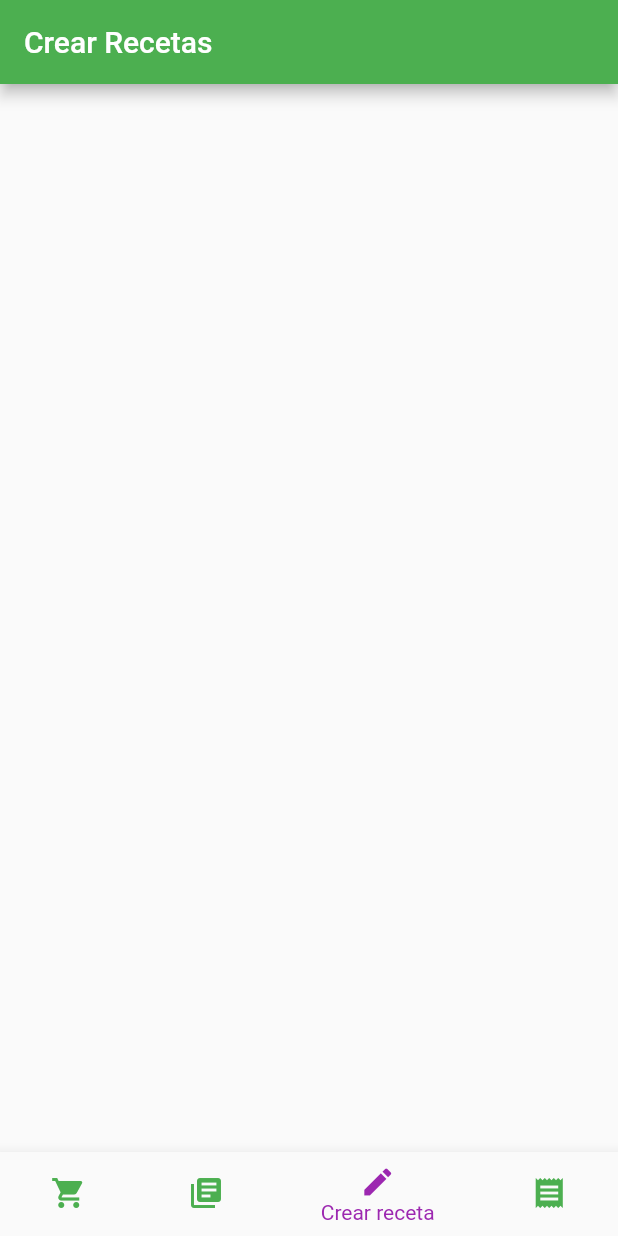
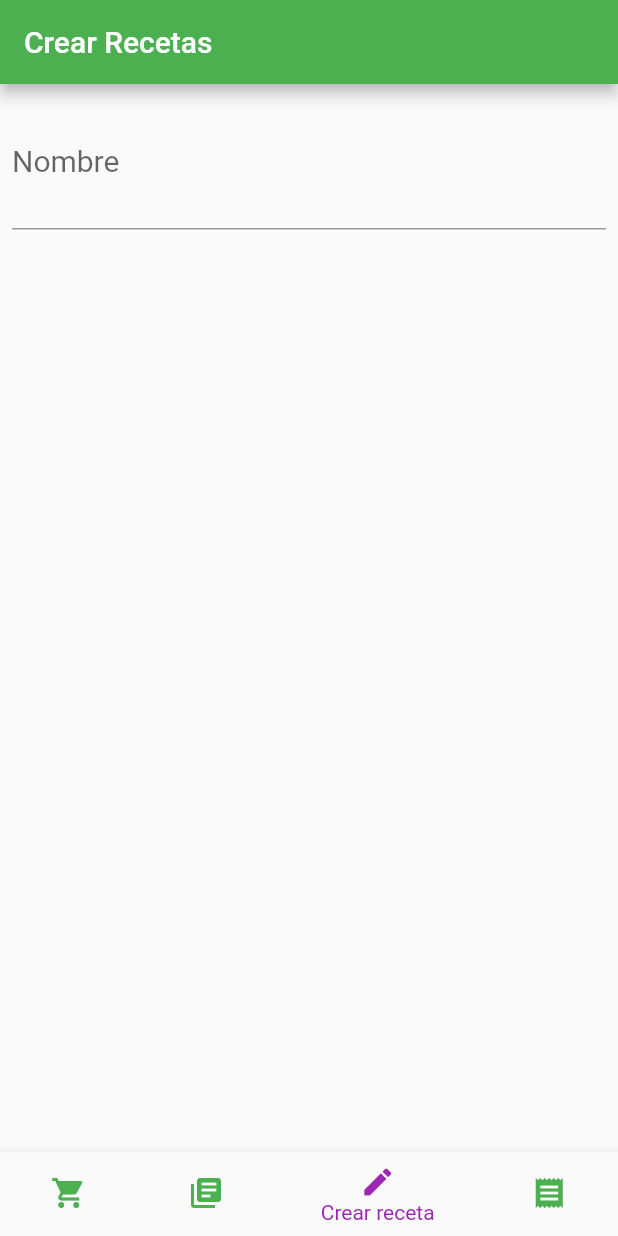
Before and after one commit to Migue28/in-my-list, a Flutter app: the screen it shows after launch, item 3 of the bottom bar chosen, on a phone screen of 412 x 824 dp. Run offline on Flutter 3.47's test engine with Material 2 defaults, Android fonts, the phone set to English and light mode, and no system bars.

Commit message:
Form en Crear recetascreen agregado

```diff
--- a/lib/providers/recetas.dart
+++ b/lib/providers/recetas.dart
@@ -55,7 +55,9 @@ class Recetas with ChangeNotifier {
   //retorna el total de recetas
   int get totalRecetas => _recetas.length;
 
+  //retorna la cantidad de ingredientes de cada receta
   int cantidadIngredientes(String id) {
+
     int cantidad = 0;
     int index;
 
--- a/lib/screens/compras-screen.dart
+++ b/lib/screens/compras-anteriores-screen.dart
@@ -1,10 +1,10 @@
 import 'package:flutter/material.dart';
 
 class ComprasAnterioresScreen extends StatelessWidget {
+  const ComprasAnterioresScreen({Key key}) : super(key: key);
+
   @override
   Widget build(BuildContext context) {
-    return Container(
-
-    );
+    return Container();
   }
 }
--- a/lib/screens/control-screen.dart
+++ b/lib/screens/control-screen.dart
@@ -3,7 +3,7 @@ import 'package:flutter/material.dart';
 import '../screens/lista-compras-screen.dart';
 import '../screens/recetas-screen.dart';
 import '../screens/crear-recetas-screen.dart';
-import '../screens/compras-screen.dart';
+import '../screens/compras-anteriores-screen.dart';
 
 class ControlScreen extends StatefulWidget {
   @override
@@ -12,10 +12,18 @@ class ControlScreen extends StatefulWidget {
 
 class ControlScreenState extends State<ControlScreen> {
   List<Widget> _widgetOption = [
-    ListaComprasScreen(),
-    RecetasScreen(),
-    CrearRecetasScreen(),
-    ComprasAnterioresScreen(),
+    ListaComprasScreen(
+      key: PageStorageKey('Lista de Compras'),
+    ),
+    RecetasScreen(
+      key: PageStorageKey('Recetas'),
+    ),
+    CrearRecetasScreen(
+      key: PageStorageKey('Crear recetas'),
+    ),
+    ComprasAnterioresScreen(
+      key: PageStorageKey('Compras anteriores'),
+    ),
   ];
 
   int _selectedIndex = 0;
--- a/lib/screens/crear-recetas-screen.dart
+++ b/lib/screens/crear-recetas-screen.dart
@@ -1,10 +1,42 @@
 import 'package:flutter/material.dart';
 
 class CrearRecetasScreen extends StatelessWidget {
+  CrearRecetasScreen({Key key}) : super(key: key);
+
+  final _formKey = GlobalKey<FormState>();
+
+  void _saveForm() {
+    final isValid = _formKey.currentState.validate();
+
+    _formKey.currentState.save();
+  }
+
   @override
   Widget build(BuildContext context) {
-    return Container(
-
+    return Padding(
+      padding: EdgeInsets.all(8),
+      child: Form(
+        key: _formKey,
+        child: ListView(
+          children: <Widget>[
+            TextFormField(
+              style: TextStyle(fontSize: 20),
+              maxLines: 2,
+              decoration: InputDecoration(
+                labelText: 'Nombre',
+                hintText:
+                    'Ejemplo: Arroz suizo con sal lunar y salsa de cactus.',
+              ),
+              onFieldSubmitted: (value) {
+                if (value.isEmpty) {
+                  return 'Te falta el nombre.';
+                }
+                return null;
+              },
+            ),
+          ],
+        ),
+      ),
     );
   }
 }
--- a/lib/screens/lista-compras-screen.dart
+++ b/lib/screens/lista-compras-screen.dart
@@ -1,6 +1,8 @@
 import 'package:flutter/material.dart';
 
 class ListaComprasScreen extends StatelessWidget {
+  const ListaComprasScreen({Key key}) : super(key: key);
+
   @override
   Widget build(BuildContext context) {
     return Scaffold();
--- a/lib/screens/recetas-screen.dart
+++ b/lib/screens/recetas-screen.dart
@@ -6,6 +6,7 @@ import '../providers/recetas.dart';
 
 class RecetasScreen extends StatefulWidget {
   static const routeName = '/recetas';
+  const RecetasScreen({Key key}) : super(key: key);
 
   @override
   _RecetasScreenState createState() => _RecetasScreenState();
--- a/lib/widgets/receta-item.dart
+++ b/lib/widgets/receta-item.dart
@@ -8,6 +8,7 @@ class RecetaItem extends StatelessWidget {
 
   @override
   Widget build(BuildContext context) {
+    //Rectángulo que tiene las recetas
     return Card(
       margin: EdgeInsets.symmetric(
         vertical: 5,
```
Also changed, not shown: 1 other file.
